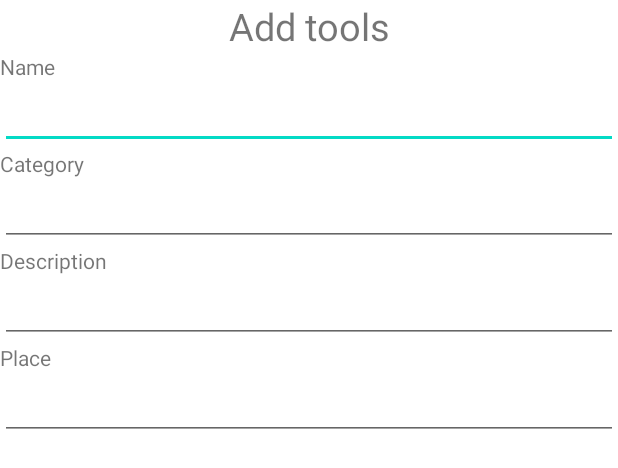
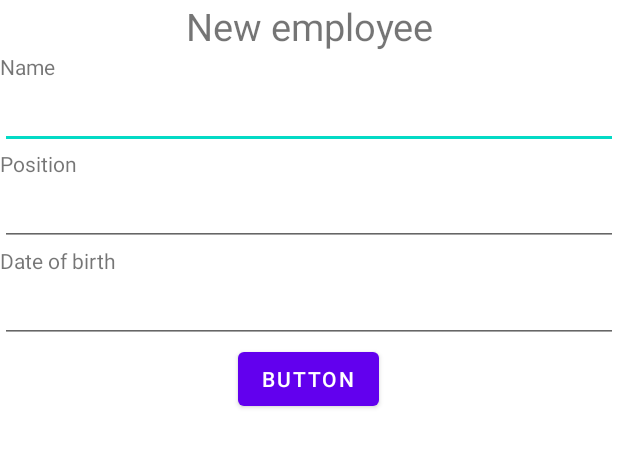
Before and after one commit to RaczNikoletta/Maintenance-management, an Android app: the layout fragment_add_worker.xml on its own in the app's theme, with its tools: preview values and no code run, on a phone screen of 412 x 824 dp. Shown: the top 468 px of the screen. Run offline under Robolectric (Android 15) with nearby library versions, the phone set to English and light mode, and no system bars.

Commit message:
Added login activity and addWorkerFragment

```diff
--- a/maintenance_manager_android/app/src/main/res/layout/fragment_add_toolsfragment.xml
+++ b/maintenance_manager_android/app/src/main/res/layout/fragment_add_worker.xml
@@ -4,15 +4,14 @@
     android:layout_width="match_parent"
     android:layout_height="match_parent"
     android:orientation="vertical"
-    tools:context=".addToolsfragment">
+    tools:context=".addWorkerFragment">
 
-    <!-- TODO: Update blank fragment layout -->
     <TextView
         android:id="@+id/addToolsTv"
         android:layout_width="match_parent"
         android:layout_height="wrap_content"
         android:gravity="center_horizontal"
-        android:text="Add tools"
+        android:text="New employee"
         android:textSize="25dp" />
 
     <TextView
@@ -32,7 +31,7 @@
         android:id="@+id/catTv"
         android:layout_width="match_parent"
         android:layout_height="wrap_content"
-        android:text="Category" />
+        android:text="Position" />
 
     <EditText
         android:id="@+id/catEt"
@@ -45,7 +44,7 @@
         android:id="@+id/descTv"
         android:layout_width="match_parent"
         android:layout_height="wrap_content"
-        android:text="Description" />
+        android:text="Date of birth" />
 
     <EditText
         android:id="@+id/descEt"
@@ -54,17 +53,11 @@
         android:ems="10"
         android:inputType="textPersonName" />
 
-    <TextView
-        android:id="@+id/placeTv"
-        android:layout_width="match_parent"
+    <Button
+        android:id="@+id/button"
+        android:layout_width="wrap_content"
         android:layout_height="wrap_content"
-        android:text="Place" />
-
-    <EditText
-        android:id="@+id/placeEt"
-        android:layout_width="match_parent"
-        android:layout_height="wrap_content"
-        android:ems="10"
-        android:inputType="textPersonName" />
+        android:layout_gravity="center"
+        android:text="Button" />
 
 </LinearLayout>
```
Also changed, not shown: maintenance_manager_android/app/src/main/AndroidManifest.xml (+5 -2 lines), maintenance_manager_android/app/src/main/java/com/example/maintenance_manager_android/addWorkerFragment.java (added, +30 -0 lines), maintenance_manager_android/app/src/main/java/com/example/maintenance_manager_android/loginActivity.java (added, +14 -0 lines), maintenance_manager_android/app/src/main/res/layout/activity_login.xml (added, +50 -0 lines), maintenance_manager_android/app/src/main/res/values/strings.xml (+8 -6 lines), 1 other file.
